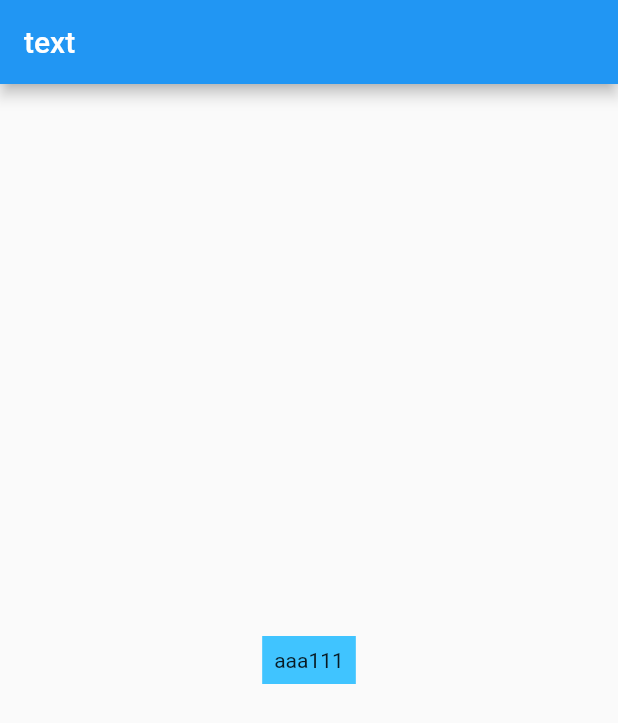
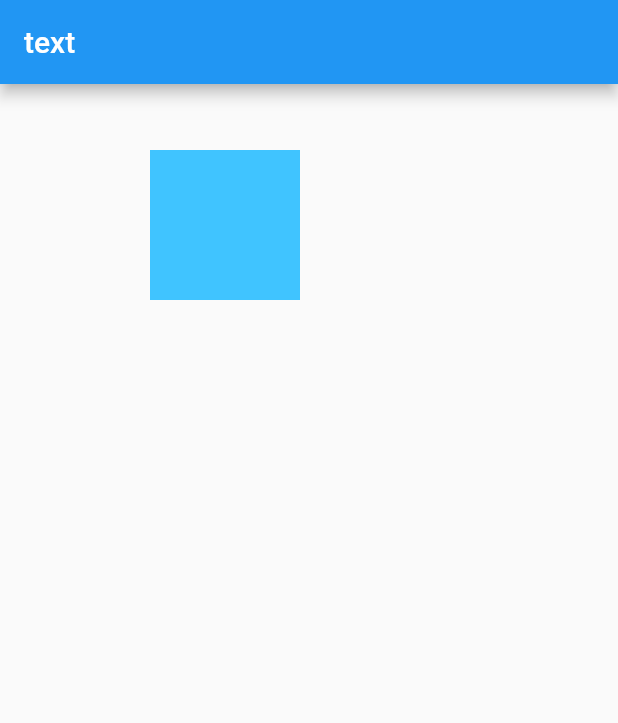
Before and after one commit to xes1v1/xes1v1FlutterGO, a Flutter app: the screen it shows after launch, on a phone screen of 412 x 824 dp. Shown: the top 723 px of the screen. Run offline on Flutter 3.47's test engine with Material 2 defaults, Android fonts, the phone set to English and light mode, and no system bars.

Commit message:
添加CustomizeWidget

```diff
--- a/lib/classdemo/widgets/01widget_demo.dart
+++ b/lib/classdemo/widgets/01widget_demo.dart
@@ -68,6 +68,8 @@ class TestStatefulWidget extends StatefulWidget {
   State<StatefulWidget> createState() {
     return _TestStatefulWidget();
   }
+
+
 }
 
 class _TestStatefulWidget extends State<TestStatefulWidget> {
--- /dev/null
+++ b/lib/classdemo/widgets/02CustomizeWidget.dart
@@ -0,0 +1,71 @@
+import 'dart:typed_data';
+
+import 'package:flutter/cupertino.dart';
+import 'package:flutter/material.dart';
+import 'package:flutter/rendering.dart';
+import 'package:flutter/widgets.dart';
+
+/// flutter 中，只有RenderObject 负责绘制渲染
+/// 而 widget 有众多的子类
+/// statelesswidget 与 StateFulWidget 本身都没有ReaderObject
+/// 而是通过 build 方法的返回，返回一个 RenderObjectWidget
+///
+///
+/// 1. 需要整理，组合的具体内容， 通过类图和时序图来表示
+/// 2. 通过简单的demo来体验 widget  element renderObject 三者的关系， RenderObjectWidget
+/// 3. 思考后续通过哪些内容更加深入
+///
+
+class DogWidget extends RenderObjectWidget {
+
+  @override
+  RenderObjectElement createElement() {
+    return DogElement(this);
+  }
+
+  @override
+  RenderObject createRenderObject(BuildContext context) {
+    return DogRenderObject();
+  }
+}
+
+class DogElement extends RenderObjectElement {
+
+  DogElement(DogWidget widget) : super(widget);
+
+  @override
+  void removeChildRenderObject(RenderObject child) {
+
+  }
+
+  @override
+  void moveChildRenderObject(RenderObject child, dynamic slot) {
+
+  }
+
+  @override
+  void insertChildRenderObject(RenderObject child, dynamic slot) {
+
+  }
+
+  @override
+  void forgetChild(Element child) {
+
+  }
+
+
+}
+
+class DogRenderObject extends RenderProxyBox {
+  @override
+  void paint(PaintingContext context, Offset offset) {
+    super.paint(context, offset);
+    var paint = Paint();
+    paint.color = Colors.lightBlueAccent;
+    context.canvas.drawRect(Rect.fromLTWH(100, 100, 100, 100), paint);
+  }
+
+  DogRenderObject({
+    Offset size,
+  });
+}
--- a/lib/main.dart
+++ b/lib/main.dart
@@ -1,4 +1,5 @@
 import 'package:flutter/material.dart';
+import 'package:flutter_app/classdemo/widgets/02CustomizeWidget.dart';
 
 void main() => runApp(DogApp());
 
@@ -12,15 +13,13 @@ class DogApp extends StatelessWidget {
           title: Text("text"),
         ),
         body: Center(
-          child: Column(mainAxisAlignment: MainAxisAlignment.center, children: [
-            DecoratedBox(
-              decoration: BoxDecoration(color: Colors.lightBlueAccent),
-              child: Padding(
-                padding: const EdgeInsets.all(8.0),
-                child: Text("aaa111"),
-              ),
-            )
-          ]),
+           child: Column(
+             mainAxisSize: MainAxisSize.max,
+             children: [
+               DogWidget(),
+             ]
+           ),
+//          child: DogWidget(),
         ),
       ),
     );
```
